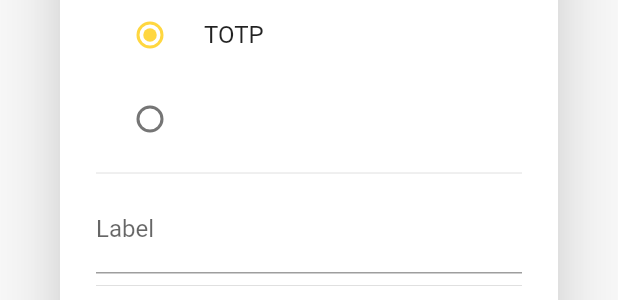
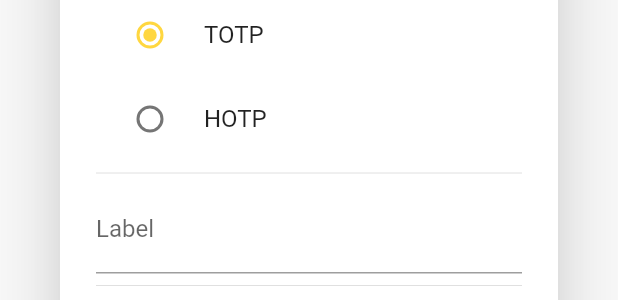
Before and after one commit to kirillmokretsov/otp_storage, a Flutter app: the EditSecretDialog widget shown alone on an empty page, opened directly with empty values, on a phone screen of 412 x 824 dp. Shown: the part 256-556 px from the top of the screen. Run offline on Flutter 3.47's test engine with Material 2 defaults, Android fonts, the phone set to English and light mode, and no system bars; our stand-ins replace recase, simple_icons, sqflite; missing offline and left inert: about, otp, qr_code_scanner; accounts and stored records are empty; statements that could not run were skipped.

Commit message:
Add title for hotp RadioListTile

```diff
--- a/lib/dialog/EditSecretDialog.dart
+++ b/lib/dialog/EditSecretDialog.dart
@@ -154,6 +154,7 @@ class _EditSecretDialogState extends State<EditSecretDialog> {
             },
           ),
           RadioListTile(
+            title: Text('HOTP'),
             value: OTPType.HOTP,
             groupValue: _type,
             onChanged: (newValue) {
```
